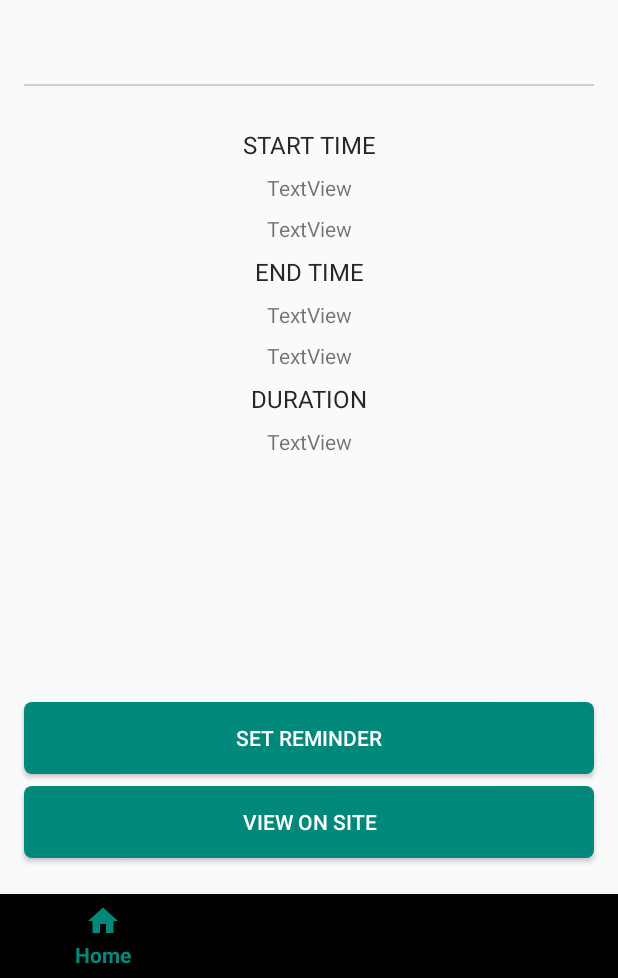
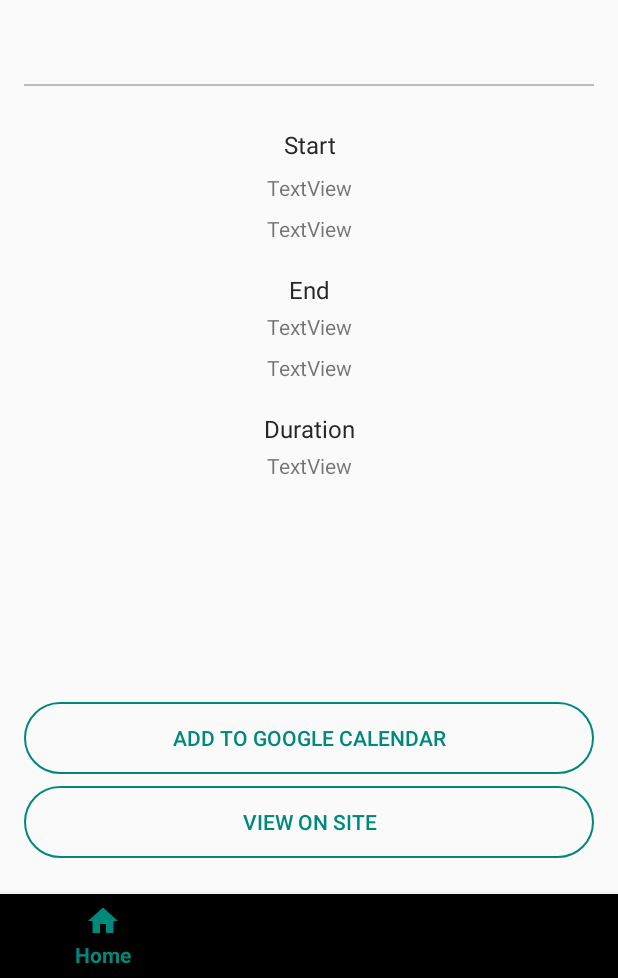
Before and after one commit to Ankit2305/Contests, an Android app: the fragment ContestFragment placed in its activity, on a phone screen of 412 x 824 dp, the part 258-1236 px from its top. Run offline under Robolectric (Android 15) with nearby library versions, the phone set to English and light mode, and no system bars; our stand-ins replace Dagger/Hilt's generated code, navigation-ui; libraries missing offline, so code that uses them is left out: androidx.hilt.lifecycle; 9 statements that could not run were skipped.

Commit message:
update ui

```diff
--- a/app/src/main/java/com/example/programmingcontest/core/api/KontestsApi.kt
+++ b/app/src/main/java/com/example/programmingcontest/core/api/KontestsApi.kt
@@ -1,7 +1,9 @@
 package com.example.programmingcontest.core.api
 
 import com.example.programmingcontest.core.model.ContestResponse
+import com.example.programmingcontest.core.model.ContestsAppVersion
 import retrofit2.http.GET
+import retrofit2.http.Url
 
 interface KontestsApi {
 
@@ -15,4 +17,6 @@ interface KontestsApi {
     @GET("sites")
     suspend fun getSites(): List<List<String>>
 
+    @GET
+    suspend fun getLatestVersion(@Url url: String): ContestsAppVersion
 }
--- /dev/null
+++ b/app/src/main/java/com/example/programmingcontest/core/model/ContestsAppVersion.kt
@@ -0,0 +1,11 @@
+package com.example.programmingcontest.core.model
+
+data class ContestsAppVersion(
+    val versionNumber: String
+) {
+    companion object {
+        const val LATEST_VERSION_URL = ""
+
+        fun currentVersion() = ContestsAppVersion("2.0.0")
+    }
+}
--- a/app/src/main/res/drawable/button_background.xml
+++ b/app/src/main/res/drawable/button_background.xml
@@ -2,12 +2,12 @@
 <selector xmlns:android="http://schemas.android.com/apk/res/android">
     <item>
         <shape android:shape="rectangle">
-            <solid android:color="@color/colorPrimary"/>
-            <!--
-            <stroke android:color="#000000" android:width="2dp"/>
-            -->
+
+
+            <stroke android:color="@color/colorPrimary" android:width="1dp"/>
+
             <!--  corners allow us to make the rounded corners button  -->
-            <corners android:radius="5dp"/>
+            <corners android:radius="100dp"/>
         </shape>
     </item>
 </selector>
--- a/app/src/main/res/layout/fragment_contest.xml
+++ b/app/src/main/res/layout/fragment_contest.xml
@@ -43,13 +43,14 @@
             android:layout_height="1dp"
             android:layout_marginHorizontal="8dp"
             android:layout_marginVertical="24dp"
-            android:background="#CFCFCF" />
+            android:alpha="0.25"
+            android:background="@android:color/black" />
 
         <TextView
             android:layout_width="match_parent"
             android:layout_height="wrap_content"
             android:layout_margin="4dp"
-            android:text="START TIME"
+            android:text="Start"
             android:textAlignment="center"
             android:textColor="#272727"
             android:textSize="16sp" />
@@ -77,10 +78,10 @@
         <TextView
             android:layout_width="match_parent"
             android:layout_height="wrap_content"
-            android:layout_margin="4dp"
             android:layout_marginStart="8dp"
+            android:layout_marginTop="16dp"
             android:layout_marginEnd="8dp"
-            android:text="END TIME"
+            android:text="End"
             android:textAlignment="center"
             android:textColor="#272727"
             android:textSize="16sp" />
@@ -109,11 +110,10 @@
         <TextView
             android:layout_width="match_parent"
             android:layout_height="wrap_content"
-            android:layout_marginHorizontal="8dp"
-            android:layout_marginVertical="4dp"
             android:layout_marginStart="8dp"
+            android:layout_marginTop="16dp"
             android:layout_marginEnd="8dp"
-            android:text="DURATION"
+            android:text="Duration"
             android:textAlignment="center"
             android:textColor="#272727"
             android:textSize="16sp" />
@@ -148,8 +148,8 @@
         android:layout_marginBottom="8dp"
         android:background="@drawable/button_background"
         android:paddingHorizontal="10dp"
-        android:text="Set Reminder"
-        android:textColor="#FFFFFF"
+        android:text="Add to Google Calendar"
+        android:textColor="@color/colorPrimary"
         app:layout_constraintBottom_toTopOf="@+id/viewButton"
         app:layout_constraintEnd_toEndOf="parent"
         app:layout_constraintStart_toStartOf="parent" />
@@ -164,7 +164,7 @@
         android:background="@drawable/button_background"
         android:paddingHorizontal="10dp"
         android:text="View on site"
-        android:textColor="#FFFFFF"
+        android:textColor="@color/colorPrimary"
         app:layout_constraintBottom_toBottomOf="parent"
         app:layout_constraintEnd_toEndOf="parent"
         app:layout_constraintStart_toStartOf="parent" />
```
Also changed, not shown: 1 other file.
